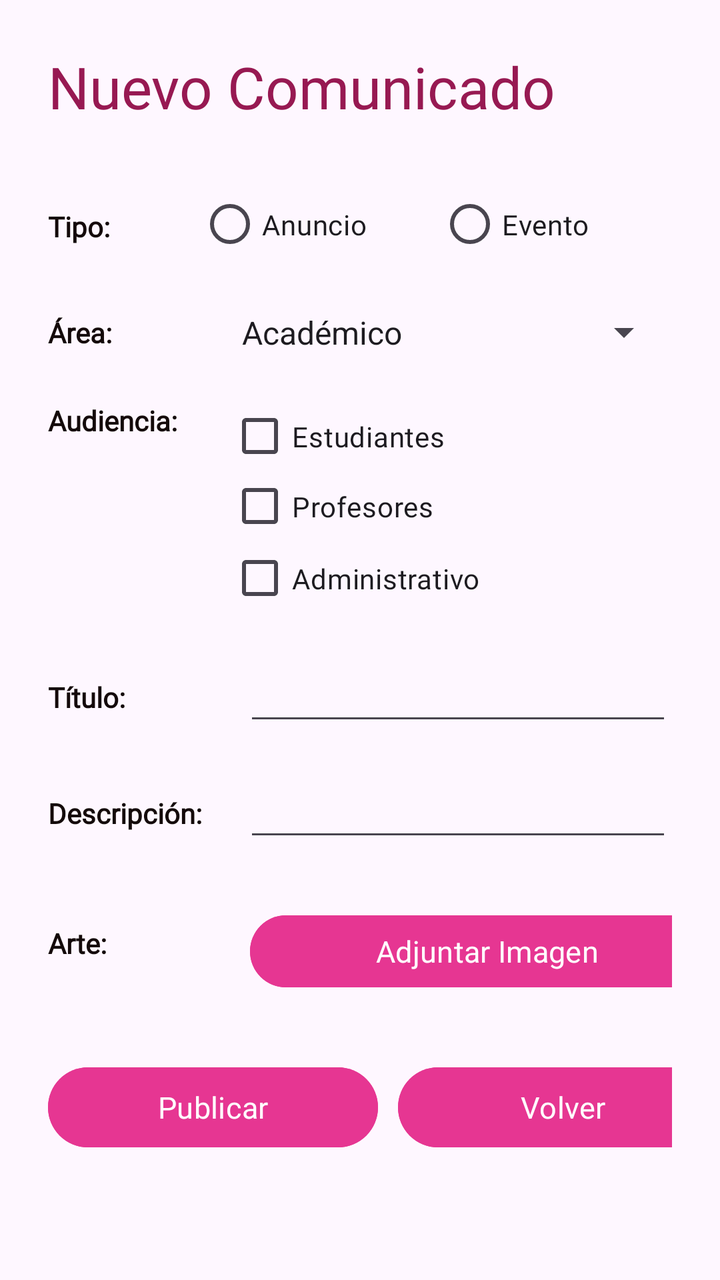
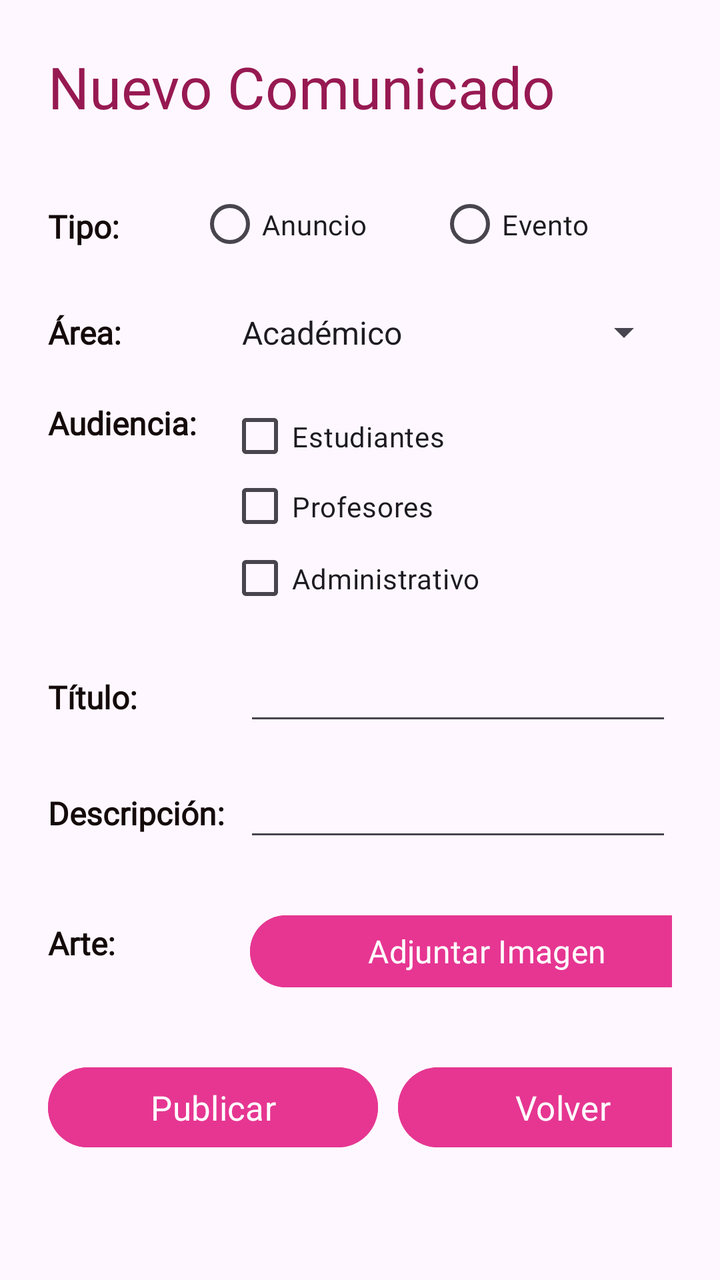

Screens rendered from an Android XML layout before and after an edit, with the pre-edit source and the edit as a unified diff.
<!-- AndroidManifest.xml: application theme Theme.POO4_2P_BOZZA_REYES -->
<!-- res/layout/activity_publicarcomunicados.xml -->
<?xml version="1.0" encoding="utf-8"?>
<ScrollView xmlns:android="http://schemas.android.com/apk/res/android"
    android:layout_width="match_parent"
    android:layout_height="match_parent"
    xmlns:app="http://schemas.android.com/apk/res-auto"
    android:padding="24dp">

    <LinearLayout
        android:orientation="vertical"
        android:layout_width="match_parent"
        android:layout_height="wrap_content">

        <TextView
            android:id="@+id/textView4"
            android:layout_width="match_parent"
            android:layout_height="match_parent"
            android:fontFamily="@font/balsamiq_sans_bold"
            android:text="Nuevo Comunicado"
            android:textColor="#971952"
            android:textColorLink="#C49818"
            android:textSize="29sp" />

        <Space
            android:layout_width="match_parent"
            android:layout_height="32dp" />

        <LinearLayout
            android:layout_width="match_parent"
            android:layout_height="match_parent"
            android:orientation="horizontal">

            <TextView
                android:id="@+id/textView10"
                android:layout_width="95dp"
                android:layout_height="wrap_content"
                android:layout_gravity="center"
                android:layout_weight="1"
                android:fontFamily="@font/balsamiq_sans_bold"
                android:text="Tipo:"
                android:textColor="#140A0A"
                android:textSize="14sp"
                android:textStyle="bold" />

            <LinearLayout
                android:layout_width="237dp"
                android:layout_height="37dp"
                android:orientation="vertical">

                <RadioGroup
                    android:id="@+id/rgTipo"
                    android:layout_width="match_parent"
                    android:layout_height="wrap_content"
                    android:orientation="horizontal">

                    <RadioButton
                        android:id="@+id/rbAnuncio"
                        android:layout_width="120dp"
                        android:layout_height="35dp"
                        android:fontFamily="@font/balsamiq_sans"
                        android:text="Anuncio" />

                    <RadioButton
                        android:id="@+id/rbEvento"
                        android:layout_width="117dp"
                        android:layout_height="35dp"
                        android:fontFamily="@font/balsamiq_sans"
                        android:text="Evento" />

                </RadioGroup>
            </LinearLayout>
        </LinearLayout>


        <Space
            android:layout_width="match_parent"
            android:layout_height="20dp" />

        <LinearLayout
            android:layout_width="match_parent"
            android:layout_height="29dp"
            android:orientation="horizontal">

            <TextView
                android:id="@+id/textView11"
                android:layout_width="89dp"
                android:layout_height="wrap_content"
                android:layout_gravity="center"
                android:fontFamily="@font/balsamiq_sans_bold"
                android:text="Área:"
                android:textColor="#140A0A"
                android:textStyle="bold" />

            <LinearLayout
                android:layout_width="match_parent"
                android:layout_height="match_parent"
                android:orientation="vertical">

                <Spinner
                    android:id="@+id/spArea"
                    android:fontFamily="@font/balsamiq_sans"
                    android:layout_width="match_parent"
                    android:layout_height="match_parent"
                    android:entries="@array/spinner_opciones_array" />
            </LinearLayout>
        </LinearLayout>

        <Space
            android:layout_width="match_parent"
            android:layout_height="20dp" />

        <LinearLayout
            android:layout_width="match_parent"
            android:layout_height="wrap_content"
            android:orientation="horizontal">

            <TextView
                android:id="@+id/textView12"
                android:layout_width="90dp"
                android:layout_height="wrap_content"
                android:fontFamily="@font/balsamiq_sans_bold"
                android:text="Audiencia:"
                android:textColor="#140A0A"
                android:textStyle="bold" />

            <LinearLayout
                android:layout_width="match_parent"
                android:layout_height="109dp"
                android:orientation="vertical">

                <CheckBox
                    android:id="@+id/checkbox_estudiantes"
                    android:layout_width="match_parent"
                    android:layout_height="35dp"
                    android:fontFamily="@font/balsamiq_sans"
                    android:text="Estudiantes" />

                <CheckBox
                    android:id="@+id/checkbox_profesores"
                    android:layout_width="match_parent"
                    android:layout_height="35dp"
                    android:fontFamily="@font/balsamiq_sans"
                    android:text="Profesores" />

                <CheckBox
                    android:id="@+id/checkbox_administrativo"
                    android:layout_width="match_parent"
                    android:layout_height="37dp"
                    android:fontFamily="@font/balsamiq_sans"
                    android:text="Administrativo" />
            </LinearLayout>
        </LinearLayout>

        <LinearLayout
            android:id="@+id/layoutEvento"
            android:orientation="vertical"
            android:layout_width="match_parent"
            android:layout_height="wrap_content"
            android:visibility="gone">

            <TextView
                android:layout_width="wrap_content"
                android:layout_height="wrap_content"
                android:text="Lugar del Evento:"
                android:textSize="16sp"
                android:fontFamily="@font/balsamiq_sans"
                android:layout_marginTop="8dp"/>

            <EditText
                android:id="@+id/etLugarEvento"
            android:layout_width="match_parent"
            android:layout_height="wrap_content"
            android:fontFamily="@font/balsamiq_sans"
            android:hint="Ingresa el lugar"
            android:inputType="text" />

            <TextView
                android:layout_width="wrap_content"
                android:layout_height="wrap_content"
                android:text="Fecha del Evento:"
                android:fontFamily="@font/balsamiq_sans"
                android:textSize="16sp"
                android:layout_marginTop="8dp"/>

            <DatePicker
                android:id="@+id/datePickerEvento"
                android:fontFamily="@font/balsamiq_sans"
                android:layout_width="match_parent"
                android:layout_height="wrap_content"
                android:calendarViewShown="false" /> 
        </LinearLayout>

        <LinearLayout
            android:id="@+id/layoutAnuncio"
            android:orientation="vertical"
            android:layout_width="match_parent"
            android:layout_height="wrap_content"
            android:visibility="gone">

            <TextView
                android:layout_width="wrap_content"
                android:layout_height="wrap_content"
                android:text="Nivel de Urgencia:"
                android:textSize="16sp"
                android:layout_marginTop="8dp"/>

            <Spinner
                android:id="@+id/spUrgencia"
                android:layout_width="match_parent"
                android:layout_height="wrap_content"
                android:entries="@array/spinner_urgencia_array" />
        </LinearLayout>

        <Space
            android:layout_width="match_parent"
            android:layout_height="20dp" />
        <LinearLayout
            android:layout_width="match_parent"
            android:layout_height="match_parent"
            android:orientation="horizontal">

            <TextView
                android:id="@+id/TextV_titulo"
                android:layout_width="98dp"
                android:layout_height="wrap_content"
                android:layout_gravity="center"
                android:fontFamily="@font/balsamiq_sans_bold"
                android:text="Título:"
                android:textColor="#140A0A"
                android:textStyle="bold" />

            <LinearLayout
                android:layout_width="match_parent"
                android:layout_height="38dp"
                android:orientation="vertical">

                <EditText
                    android:id="@+id/edit_text_titulo"
                    android:layout_width="match_parent"
                    android:layout_height="match_parent"
                    android:ems="10"
                    android:fontFamily="@font/balsamiq_sans_bold"
                    android:inputType="text"
                    android:textSize="14sp" />
            </LinearLayout>
        </LinearLayout>

        <Space
            android:layout_width="match_parent"
            android:layout_height="20dp" />
        <LinearLayout
            android:layout_width="match_parent"
            android:layout_height="match_parent"
            android:orientation="horizontal">

            <TextView
                android:id="@+id/TextV_descripcion"
                android:layout_width="98dp"
                android:layout_height="wrap_content"
                android:layout_gravity="center"
                android:fontFamily="@font/balsamiq_sans_bold"
                android:text="Descripción:"
                android:textColor="#140A0A"
                android:textStyle="bold" />

            <LinearLayout
                android:layout_width="match_parent"
                android:layout_height="38dp"
                android:orientation="vertical">

                <EditText
                    android:id="@+id/edit_text_descripcion"
                    android:layout_width="match_parent"
                    android:layout_height="match_parent"
                    android:ems="10"
                    android:fontFamily="@font/balsamiq_sans_bold"
                    android:inputType="text"
                    android:textSize="14sp" />
            </LinearLayout>
        </LinearLayout>

        <Space
            android:layout_width="match_parent"
            android:layout_height="20dp" />
        <LinearLayout
            android:layout_width="match_parent"
            android:layout_height="wrap_content"
            android:orientation="horizontal">

            <TextView
                android:id="@+id/TextViewArte"
                android:layout_width="101dp"
                android:layout_height="wrap_content"
                android:layout_gravity="center"
                android:fontFamily="@font/balsamiq_sans_bold"
                android:text="Arte:"
                android:textColor="#140A0A"
                android:textSize="14sp"
                android:textStyle="bold" />

            <Button
                android:id="@+id/btnSeleccionarImagen"
                android:layout_width="237dp"
                android:layout_height="44dp"
                android:layout_marginTop="8dp"
                android:backgroundTint="#E63692"
                android:fontFamily="@font/balsamiq_sans"
                android:text="Adjuntar Imagen"
                android:textSize="15dp" />
        </LinearLayout>

        <Space
            android:layout_width="match_parent"
            android:layout_height="32dp" />

        <LinearLayout
            android:layout_width="match_parent"
            android:layout_height="match_parent"
            android:orientation="horizontal">

            <Button
                android:id="@+id/btnPublicar"
                android:layout_width="165dp"
                android:layout_height="wrap_content"
                android:backgroundTint="#E63692"
                android:fontFamily="@font/balsamiq_sans"
                android:text="Publicar"
                android:textSize="15dp" />

            <Space
                android:layout_width="10dp"
                android:layout_height="match_parent" />

            <Button
                android:id="@+id/btnVolver"
                android:layout_width="165dp"
                android:layout_height="wrap_content"
                android:backgroundTint="#E63692"
                android:fontFamily="@font/balsamiq_sans"
                android:text="Volver"
                android:textSize="15dp"
                app:rippleColor="#6430F2" />
        </LinearLayout>

    </LinearLayout>
</ScrollView>
<!-- resources referenced by this layout -->
<resources>
  <string-array name="spinner_opciones_array">
          <item>Académico</item>
          <item>Educativo</item>
          <item>Investigación</item>
          <item>Vinculación</item>
          <item>Capacitación</item>
          <item>Deportes</item>
          <item>Cultura</item>
          <item>Servicios/Productos</item>
      </string-array>
  <string-array name="spinner_urgencia_array">
          <item>alta</item>
          <item>media</item>
          <item>baja</item>
      </string-array>
  <style name="Theme.POO4_2P_BOZZA_REYES" parent="Base.Theme.POO4_2P_BOZZA_REYES" />
  <style name="Base.Theme.POO4_2P_BOZZA_REYES" parent="Theme.Material3.DayNight.NoActionBar">
          
          
      </style>
</resources>

<!-- the commit's change to res/layout/activity_publicarcomunicados.xml (unified diff, before → after) -->
@@ -31,14 +31,14 @@
 
             <TextView
                 android:id="@+id/textView10"
-                android:layout_width="95dp"
+                android:layout_width="90dp"
                 android:layout_height="wrap_content"
                 android:layout_gravity="center"
                 android:layout_weight="1"
                 android:fontFamily="@font/balsamiq_sans_bold"
                 android:text="Tipo:"
                 android:textColor="#140A0A"
-                android:textSize="14sp"
+                android:textSize="16sp"
                 android:textStyle="bold" />
 
             <LinearLayout
@@ -87,6 +87,7 @@
                 android:layout_gravity="center"
                 android:fontFamily="@font/balsamiq_sans_bold"
                 android:text="Área:"
+                android:textSize="16sp"
                 android:textColor="#140A0A"
                 android:textStyle="bold" />
 
@@ -119,6 +120,7 @@
                 android:layout_height="wrap_content"
                 android:fontFamily="@font/balsamiq_sans_bold"
                 android:text="Audiencia:"
+                android:textSize="16sp"
                 android:textColor="#140A0A"
                 android:textStyle="bold" />
 
@@ -158,28 +160,33 @@
             android:visibility="gone">
 
             <TextView
+                android:id="@+id/TV_lugarevento"
                 android:layout_width="wrap_content"
                 android:layout_height="wrap_content"
+                android:layout_marginTop="8dp"
+                android:fontFamily="@font/balsamiq_sans_bold"
                 android:text="Lugar del Evento:"
-                android:textSize="16sp"
-                android:fontFamily="@font/balsamiq_sans"
-                android:layout_marginTop="8dp"/>
+                android:textColor="#140A0A"
+                android:textSize="16sp" />
 
             <EditText
                 android:id="@+id/etLugarEvento"
-            android:layout_width="match_parent"
-            android:layout_height="wrap_content"
-            android:fontFamily="@font/balsamiq_sans"
-            android:hint="Ingresa el lugar"
-            android:inputType="text" />
-
-            <TextView
+                android:layout_width="match_parent"
+                android:layout_height="wrap_content"
+                android:fontFamily="@font/balsamiq_sans"
+                android:hint="Ingresa el lugar"
+                android:textSize="16sp"
+                android:inputType="text" />
+
+            <TextView
+                android:id="@+id/TV_fechaevento"
                 android:layout_width="wrap_content"
                 android:layout_height="wrap_content"
+                android:layout_marginTop="8dp"
+                android:fontFamily="@font/balsamiq_sans_bold"
                 android:text="Fecha del Evento:"
-                android:fontFamily="@font/balsamiq_sans"
-                android:textSize="16sp"
-                android:layout_marginTop="8dp"/>
+                android:textColor="#140A0A"
+                android:textSize="16sp" />
 
             <DatePicker
                 android:id="@+id/datePickerEvento"
@@ -200,6 +207,8 @@
                 android:layout_width="wrap_content"
                 android:layout_height="wrap_content"
                 android:text="Nivel de Urgencia:"
+                android:textColor="#140A0A"
+                android:fontFamily="@font/balsamiq_sans_bold"
                 android:textSize="16sp"
                 android:layout_marginTop="8dp"/>
 
@@ -225,6 +234,7 @@
                 android:layout_gravity="center"
                 android:fontFamily="@font/balsamiq_sans_bold"
                 android:text="Título:"
+                android:textSize="16sp"
                 android:textColor="#140A0A"
                 android:textStyle="bold" />
 
@@ -259,6 +269,7 @@
                 android:layout_gravity="center"
                 android:fontFamily="@font/balsamiq_sans_bold"
                 android:text="Descripción:"
+                android:textSize="16sp"
                 android:textColor="#140A0A"
                 android:textStyle="bold" />
 
@@ -294,7 +305,7 @@
                 android:fontFamily="@font/balsamiq_sans_bold"
                 android:text="Arte:"
                 android:textColor="#140A0A"
-                android:textSize="14sp"
+                android:textSize="16sp"
                 android:textStyle="bold" />
 
             <Button
@@ -305,7 +316,8 @@
                 android:backgroundTint="#E63692"
                 android:fontFamily="@font/balsamiq_sans"
                 android:text="Adjuntar Imagen"
-                android:textSize="15dp" />
+                app:rippleColor="#6430F2"
+                android:textSize="16dp" />
         </LinearLayout>
 
         <Space
@@ -324,7 +336,8 @@
                 android:backgroundTint="#E63692"
                 android:fontFamily="@font/balsamiq_sans"
                 android:text="Publicar"
-                android:textSize="15dp" />
+                app:rippleColor="#6430F2"
+                android:textSize="17dp" />
 
             <Space
                 android:layout_width="10dp"
@@ -337,7 +350,7 @@
                 android:backgroundTint="#E63692"
                 android:fontFamily="@font/balsamiq_sans"
                 android:text="Volver"
-                android:textSize="15dp"
+                android:textSize="17dp"
                 app:rippleColor="#6430F2" />
         </LinearLayout>
 
